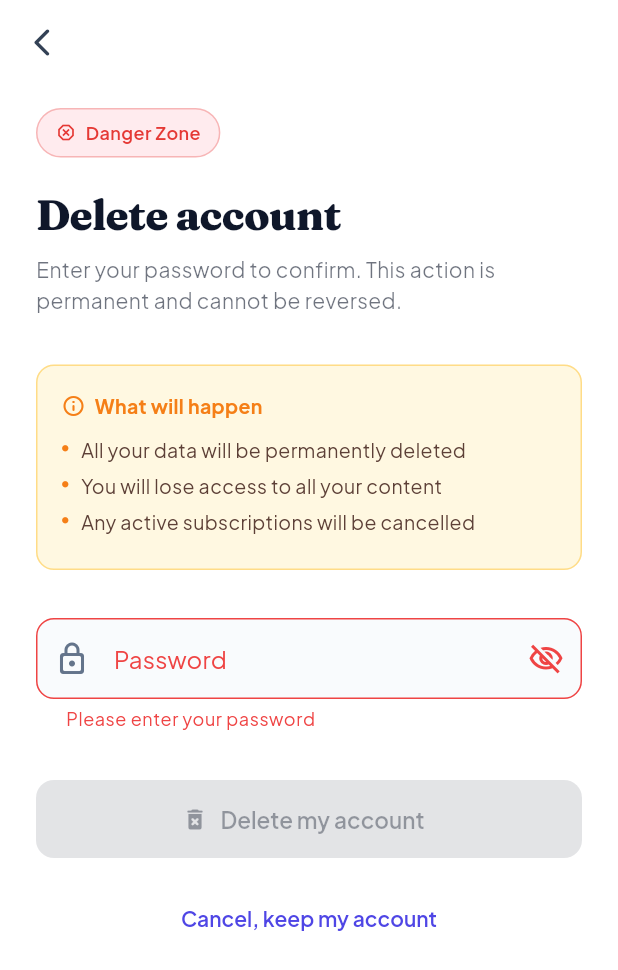
After one commit to alihassanabbasi911/docforge, a Flutter app: the DeleteAccountPage screen opened by its route, after a tap on "Delete my account", on a phone screen of 412 x 824 dp. The commit adds this screen. Shown: the top 970 px of the screen. Run offline on Flutter 3.47's test engine with Material 3 defaults, Android fonts, the light colour scheme and no system bars; our stand-ins replace camera, file_picker, firebase_auth, firebase_core, flutter_riverpod, go_router and 5 more; missing offline and left inert: doc_text_extractor, flutter_pdf_text, google_mlkit_text_recognition, pdfrx; accounts and stored records are empty.

Commit message:
Implemented Account Deletion

```diff
--- a/lib/router/app_router.dart
+++ b/lib/router/app_router.dart
@@ -3,6 +3,7 @@ import 'package:docforge/auth_state.dart';
 import 'package:docforge/screens/auth/login_screen.dart';
 import 'package:docforge/screens/auth/register_screen.dart';
 import 'package:docforge/screens/auth/forgot_password_screen.dart';
+import 'package:docforge/screens/settings/delete_account_page.dart';
 
 import 'package:flutter/material.dart';
 import 'package:go_router/go_router.dart';
@@ -29,6 +30,7 @@ abstract class AppRoutes {
   static const export = '/export';
   static const history = '/history';
   static const settings = '/settings';
+  static const deleteAccountPage = '/deleteAccount';
 }
 
 final appRouter = GoRouter(
@@ -84,6 +86,13 @@ final appRouter = GoRouter(
               _slideTransition(state, const SettingsScreen()),
         ),
       ],
+    ),
+    GoRoute(
+      path: AppRoutes.deleteAccountPage,
+      pageBuilder: (ctx, state) => _fadeTransition(
+        state,
+        const DeleteAccountPage(),
+      ),
     ),
     GoRoute(
       path: AppRoutes.scan,
--- /dev/null
+++ b/lib/screens/settings/delete_account_page.dart
@@ -0,0 +1,432 @@
+import 'package:docforge/providers/auth_providers.dart';
+import 'package:flutter/material.dart';
+import 'package:flutter_riverpod/flutter_riverpod.dart';
+import 'package:go_router/go_router.dart';
+
+class DeleteAccountPage extends ConsumerStatefulWidget {
+  const DeleteAccountPage({super.key});
+
+  @override
+  ConsumerState<DeleteAccountPage> createState() => _DeleteAccountPageState();
+}
+
+class _DeleteAccountPageState extends ConsumerState<DeleteAccountPage>
+    with SingleTickerProviderStateMixin {
+  final _formKey = GlobalKey<FormState>();
+  final _passwordController = TextEditingController();
+  final _passwordFocusNode = FocusNode();
+
+  bool _obscurePassword = true;
+  bool _isLoading = false;
+  bool _hasTyped = false;
+
+  late AnimationController _shakeController;
+  late Animation<double> _shakeAnimation;
+
+  @override
+  void initState() {
+    super.initState();
+
+    _shakeController = AnimationController(
+      vsync: this,
+      duration: const Duration(milliseconds: 400),
+    );
+
+    _shakeAnimation = Tween<double>(begin: 0, end: 1).animate(
+      CurvedAnimation(parent: _shakeController, curve: Curves.elasticIn),
+    );
+
+    _passwordController.addListener(() {
+      if (!_hasTyped && _passwordController.text.isNotEmpty) {
+        setState(() => _hasTyped = true);
+      } else if (_hasTyped && _passwordController.text.isEmpty) {
+        setState(() => _hasTyped = false);
+      }
+    });
+  }
+
+  @override
+  void dispose() {
+    _passwordController.dispose();
+    _passwordFocusNode.dispose();
+    _shakeController.dispose();
+    super.dispose();
+  }
+
+  void _triggerShake() {
+    _shakeController.forward(from: 0);
+  }
+
+  Future<void> _handleDelete() async {
+    if (!_formKey.currentState!.validate()) {
+      _triggerShake();
+      return;
+    }
+
+    final confirmed = await _showConfirmationDialog();
+    if (!confirmed) return;
+
+    setState(() => _isLoading = true);
+
+    try {
+      await ref
+          .read(authProvider.notifier)
+          .deletePasswordAccount(_passwordController.text);
+
+      if (!mounted) return;
+      _showSuccessAndExit();
+    } catch (e) {
+      if (!mounted) return;
+      setState(() => _isLoading = false);
+      _triggerShake();
+      _showErrorSnackbar(e.toString());
+    }
+  }
+
+  Future<bool> _showConfirmationDialog() async {
+    return await showDialog<bool>(
+          context: context,
+          barrierDismissible: false,
+          builder: (ctx) => AlertDialog(
+            shape:
+                RoundedRectangleBorder(borderRadius: BorderRadius.circular(16)),
+            icon: const Icon(
+              Icons.warning_amber_rounded,
+              color: Color(0xFFE53935),
+              size: 40,
+            ),
+            title: const Text(
+              'Delete account?',
+              textAlign: TextAlign.center,
+              style: TextStyle(fontWeight: FontWeight.w700, fontSize: 18),
+            ),
+            content: const Text(
+              'This will permanently erase your account and all associated data. '
+              'This action cannot be undone.',
+              textAlign: TextAlign.center,
+              style: TextStyle(fontSize: 14, height: 1.5),
+            ),
+            actionsAlignment: MainAxisAlignment.center,
+            actionsPadding:
+                const EdgeInsets.only(left: 16, right: 16, bottom: 16),
+            actions: [
+              OutlinedButton(
+                onPressed: () => Navigator.pop(ctx, false),
+                style: OutlinedButton.styleFrom(
+                  minimumSize: const Size.fromHeight(44),
+                  shape: RoundedRectangleBorder(
+                      borderRadius: BorderRadius.circular(10)),
+                ),
+                child: const Text('Cancel'),
+              ),
+              const SizedBox(height: 8),
+              FilledButton(
+                onPressed: () => Navigator.pop(ctx, true),
+                style: FilledButton.styleFrom(
+                  backgroundColor: const Color(0xFFE53935),
+                  minimumSize: const Size.fromHeight(44),
+                  shape: RoundedRectangleBorder(
+                      borderRadius: BorderRadius.circular(10)),
+                ),
+                child: const Text('Yes, delete my account'),
+              ),
+            ],
+          ),
+        ) ??
+        false;
+  }
+
+  void _showSuccessAndExit() {
+    ScaffoldMessenger.of(context).showSnackBar(
+      const SnackBar(
+        content: Text('Your account has been deleted.'),
+        backgroundColor: Colors.black87,
+        behavior: SnackBarBehavior.floating,
+      ),
+    );
+  }
+
+  void _showErrorSnackbar(String message) {
+    ScaffoldMessenger.of(context).showSnackBar(
+      SnackBar(
+        content: Text('Error: $message'),
+        backgroundColor: const Color(0xFFE53935),
+        behavior: SnackBarBehavior.floating,
+      ),
+    );
+  }
+
+  @override
+  Widget build(BuildContext context) {
+    final theme = Theme.of(context);
+    final colorScheme = theme.colorScheme;
+
+    return Scaffold(
+      backgroundColor: colorScheme.surface,
+      appBar: AppBar(
+        backgroundColor: Colors.transparent,
+        elevation: 0,
+        leading: IconButton(
+          icon: const Icon(Icons.arrow_back_ios_new_rounded),
+          onPressed: _isLoading ? null : () => Navigator.pop(context),
+          tooltip: 'Back',
+        ),
+      ),
+      body: SafeArea(
+        child: GestureDetector(
+          onTap: () => FocusScope.of(context).unfocus(),
+          child: SingleChildScrollView(
+            padding: const EdgeInsets.symmetric(horizontal: 24, vertical: 16),
+            child: Column(
+              crossAxisAlignment: CrossAxisAlignment.start,
+              children: [
+                // ── Header ──────────────────────────────────────
+                const _DangerBadge(),
+                const SizedBox(height: 20),
+                Text(
+                  'Delete account',
+                  style: theme.textTheme.headlineMedium?.copyWith(
+                    fontWeight: FontWeight.w800,
+                    letterSpacing: -0.5,
+                  ),
+                ),
+                const SizedBox(height: 8),
+                Text(
+                  'Enter your password to confirm. This action is permanent '
+                  'and cannot be reversed.',
+                  style: theme.textTheme.bodyMedium?.copyWith(
+                    color: colorScheme.onSurface.withOpacity(0.6),
+                    height: 1.5,
+                  ),
+                ),
+
+                const SizedBox(height: 32),
+
+                // ── Warning card ─────────────────────────────────
+                const _WarningCard(
+                  items: [
+                    'All your data will be permanently deleted',
+                    'You will lose access to all your content',
+                    'Any active subscriptions will be cancelled',
+                  ],
+                ),
+
+                const SizedBox(height: 32),
+
+                // ── Password form ────────────────────────────────
+                Form(
+                  key: _formKey,
+                  child: AnimatedBuilder(
+                    animation: _shakeAnimation,
+                    builder: (context, child) {
+                      final offset =
+                          _shakeController.isAnimating ? _shakeOffset() : 0.0;
+                      return Transform.translate(
+                        offset: Offset(offset, 0),
+                        child: child,
+                      );
+                    },
+                    child: TextFormField(
+                      controller: _passwordController,
+                      focusNode: _passwordFocusNode,
+                      obscureText: _obscurePassword,
+                      enabled: !_isLoading,
+                      textInputAction: TextInputAction.done,
+                      onFieldSubmitted: (_) => _handleDelete(),
+                      decoration: InputDecoration(
+                        labelText: 'Password',
+                        hintText: 'Enter your current password',
+                        prefixIcon: const Icon(Icons.lock_outline_rounded),
+                        suffixIcon: IconButton(
+                          icon: Icon(
+                            _obscurePassword
+                                ? Icons.visibility_off_outlined
+                                : Icons.visibility_outlined,
+                          ),
+                          onPressed: () => setState(
+                              () => _obscurePassword = !_obscurePassword),
+                          tooltip: _obscurePassword
+                              ? 'Show password'
+                              : 'Hide password',
+                        ),
+                        border: OutlineInputBorder(
+                          borderRadius: BorderRadius.circular(12),
+                        ),
+                        filled: true,
+                        fillColor: colorScheme.surfaceContainerHighest
+                            .withOpacity(0.4),
+                      ),
+                      validator: (value) {
+                        if (value == null || value.isEmpty) {
+                          return 'Please enter your password';
+                        }
+                        if (value.length < 6) {
+                          return 'Password must be at least 6 characters';
+                        }
+                        return null;
+                      },
+                    ),
+                  ),
+                ),
+
+                const SizedBox(height: 32),
+
+                // ── Delete button ────────────────────────────────
+                SizedBox(
+                  width: double.infinity,
+                  height: 52,
+                  child: FilledButton.icon(
+                    onPressed: _isLoading ? null : _handleDelete,
+                    style: FilledButton.styleFrom(
+                      backgroundColor: _hasTyped
+                          ? const Color(0xFFE53935)
+                          : colorScheme.onSurface.withAlpha(30),
+                      foregroundColor: _hasTyped
+                          ? Colors.white
+                          : colorScheme.onSurface.withAlpha(100),
+                      shape: RoundedRectangleBorder(
+                        borderRadius: BorderRadius.circular(12),
+                      ),
+                      elevation: 0,
+                    ),
+                    icon: _isLoading
+                        ? const SizedBox(
+                            width: 18,
+                            height: 18,
+                            child: CircularProgressIndicator(
+                              strokeWidth: 2,
+                              color: Colors.white,
+                            ),
+                          )
+                        : const Icon(Icons.delete_forever_rounded),
+                    label: Text(
+                      _isLoading ? 'Deleting account…' : 'Delete my account',
+                      style: const TextStyle(
+                          fontWeight: FontWeight.w600, fontSize: 15),
+                    ),
+                  ),
+                ),
+
+                const SizedBox(height: 16),
+
+                // ── Cancel link ──────────────────────────────────
+                Center(
+                  child: TextButton(
+                    onPressed: _isLoading ? null : () => context.pop(),
+                    child: const Text('Cancel, keep my account'),
+                  ),
+                ),
+              ],
+            ),
+          ),
+        ),
+      ),
+    );
+  }
+
+  /// Produces a sine-wave offset for the shake animation.
+  double _shakeOffset() {
+    const amplitude = 10.0;
+    const frequency = 3.0;
+    return amplitude *
+        (1 - _shakeAnimation.value) *
+        (2 * 3.14159 * frequency * _shakeAnimation.value).clamp(-1.0, 1.0);
+  }
+}
+
+// ─────────────────────────────────────────────────────────────────────────────
+// Supporting widgets
+// ─────────────────────────────────────────────────────────────────────────────
+
+class _DangerBadge extends StatelessWidget {
+  const _DangerBadge();
+
+  @override
+  Widget build(BuildContext context) {
+    return Container(
+      padding: const EdgeInsets.symmetric(horizontal: 12, vertical: 6),
+      decoration: BoxDecoration(
+        color: const Color(0xFFFFEBEE),
+        borderRadius: BorderRadius.circular(20),
+        border: Border.all(color: const Color(0xFFE53935).withOpacity(0.3)),
+      ),
+      child: const Row(
+        mainAxisSize: MainAxisSize.min,
+        children: [
+          Icon(Icons.dangerous_outlined, size: 14, color: Color(0xFFE53935)),
+          SizedBox(width: 6),
+          Text(
+            'Danger Zone',
+            style: TextStyle(
+              fontSize: 12,
+              fontWeight: FontWeight.w600,
+              color: Color(0xFFE53935),
+              letterSpacing: 0.3,
+            ),
+          ),
+        ],
+      ),
+    );
+  }
+}
+
+class _WarningCard extends StatelessWidget {
+  final List<String> items;
+  const _WarningCard({required this.items});
+
+  @override
+  Widget build(BuildContext context) {
+    return Container(
+      padding: const EdgeInsets.all(16),
+      decoration: BoxDecoration(
+        color: const Color(0xFFFFF8E1),
+        borderRadius: BorderRadius.circular(12),
+        border: Border.all(color: const Color(0xFFFFB300).withOpacity(0.4)),
+      ),
+      child: Column(
+        crossAxisAlignment: CrossAxisAlignment.start,
+        children: [
+          const Row(
+            children: [
+              Icon(Icons.info_outline_rounded,
+                  size: 16, color: Color(0xFFF57F17)),
+              SizedBox(width: 6),
+              Text(
+                'What will happen',
+                style: TextStyle(
+                  fontWeight: FontWeight.w700,
+                  fontSize: 13,
+                  color: Color(0xFFF57F17),
+                ),
+              ),
+            ],
+          ),
+          const SizedBox(height: 10),
+          ...items.map(
+            (item) => Padding(
+              padding: const EdgeInsets.only(bottom: 6),
+              child: Row(
+                crossAxisAlignment: CrossAxisAlignment.start,
+                children: [
+                  const Padding(
+                    padding: EdgeInsets.only(top: 5),
+                    child:
+                        Icon(Icons.circle, size: 5, color: Color(0xFFF57F17)),
+                  ),
+                  const SizedBox(width: 8),
+                  Expanded(
+                    child: Text(
+                      item,
+                      style: const TextStyle(
+                          fontSize: 13, height: 1.4, color: Color(0xFF5D4037)),
+                    ),
+                  ),
+                ],
+              ),
+            ),
+          ),
+        ],
+      ),
+    );
+  }
+}
```
Also changed, not shown: lib/providers/auth_providers.dart (+27 -0 lines), lib/repositories/user_repository.dart (+27 -1 lines), lib/screens/auth/register_screen.dart (+29 -4 lines), lib/screens/settings/settings_screen.dart (+20 -9 lines).
